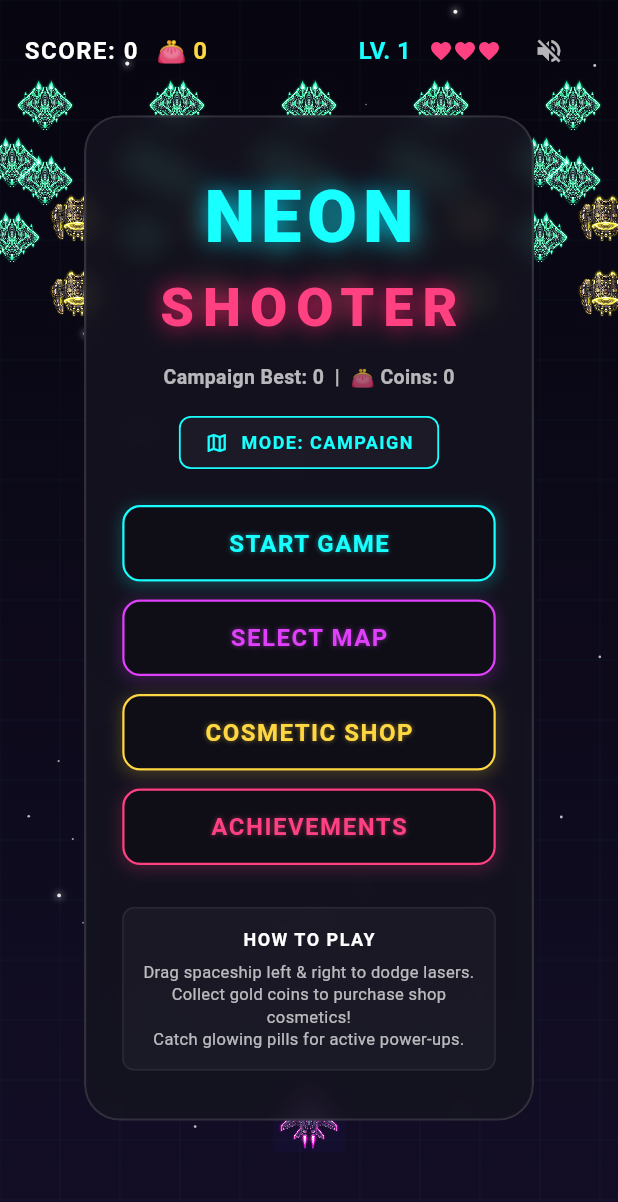
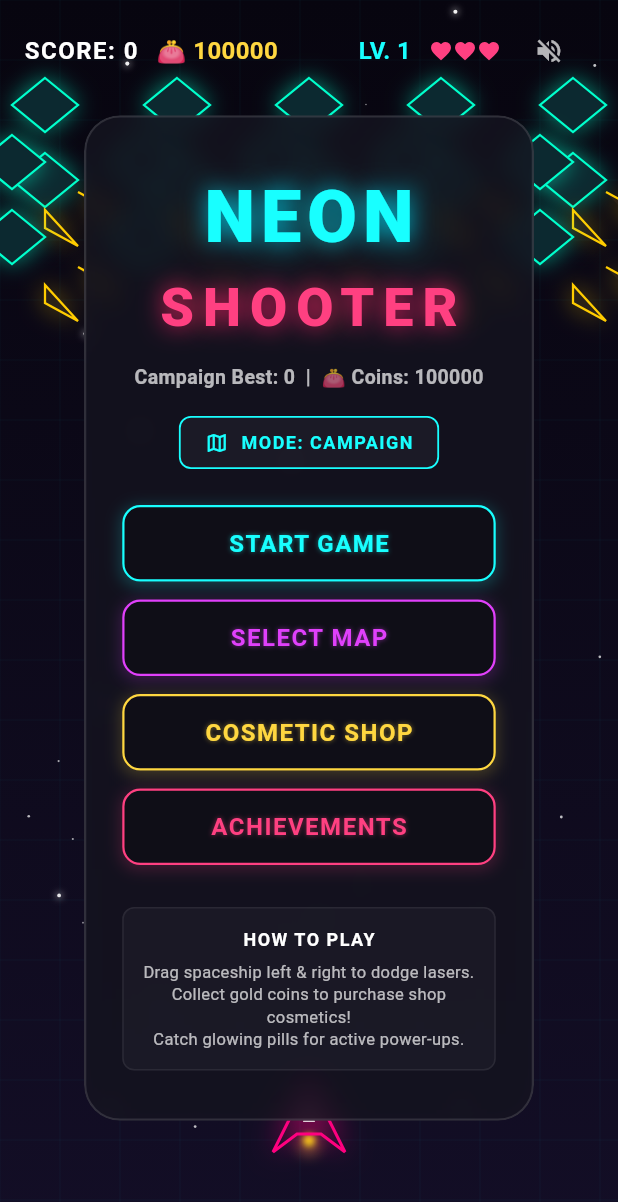
Before and after one commit to zendF1/neon-space-shooter, a Flutter app: the screen it shows after launch, after a tap on the "volume up" icon, on a phone screen of 412 x 824 dp. Shown: the top 1202 px of the screen. Run offline on Flutter 3.47's test engine with Material 3 defaults, Android fonts, the phone set to English and light mode, and no system bars; our stand-ins replace audioplayers, shared_preferences; Roboto replaces fonts that are missing (Outfit).

Commit message:
Fix coin and bullet graphics issues using programmatic background transparency keying and wider bullet painting dimensions, and set dev mode coins to 100,000

```diff
--- a/lib/game/game_manager.dart
+++ b/lib/game/game_manager.dart
@@ -1,6 +1,8 @@
 import 'dart:math' as math;
 import 'dart:ui' as ui;
+import 'dart:async' show Completer;
 import 'package:flutter/material.dart';
+import 'dart:typed_data' show Uint8List;
 import 'package:flutter/services.dart' show ByteData, rootBundle;
 import 'package:flutter/scheduler.dart';
 import 'package:shared_preferences/shared_preferences.dart';
@@ -73,7 +75,7 @@ class GameManager extends ChangeNotifier {
   int level = 1;
   int combo = 0;
   double comboTimer = 0.0;
-  int coins = 0; // Currency
+  int coins = 100000; // Currency (Dev Mode)
 
   // Screen Shake
   double shakeIntensity = 0.0;
@@ -178,13 +180,52 @@ class GameManager extends ChangeNotifier {
         'drone_armored': 'assets/images/drone_armored.png',
         'drone_explosive': 'assets/images/drone_explosive.png',
         'drone_boss': 'assets/images/drone_boss.png',
+        'coin': 'assets/images/coin.png',
+        'bullet_player': 'assets/images/bullet_player.png',
+        'bullet_enemy': 'assets/images/bullet_enemy.png',
+        'missile': 'assets/images/missile.png',
       };
       for (var entry in list.entries) {
-        spriteImages[entry.key] = await _loadSprite(entry.value);
+        final rawImg = await _loadSprite(entry.value);
+        spriteImages[entry.key] = await _makeBackgroundTransparent(rawImg);
       }
       spritesLoaded = true;
     } catch (e) {
       // Fail silently
+    }
+  }
+
+  Future<ui.Image> _makeBackgroundTransparent(ui.Image image) async {
+    try {
+      final ByteData? byteData = await image.toByteData(format: ui.ImageByteFormat.rawRgba);
+      if (byteData == null) return image;
+
+      final Uint8List pixels = byteData.buffer.asUint8List();
+      final int len = pixels.length;
+
+      for (int i = 0; i < len; i += 4) {
+        int r = pixels[i];
+        int g = pixels[i + 1];
+        int b = pixels[i + 2];
+        // Make very dark background pixels completely transparent
+        if (r < 32 && g < 32 && b < 32) {
+          pixels[i + 3] = 0; // Alpha = 0
+        }
+      }
+
+      final Completer<ui.Image> completer = Completer<ui.Image>();
+      ui.decodeImageFromPixels(
+        pixels,
+        image.width,
+        image.height,
+        ui.PixelFormat.rgba8888,
+        (ui.Image img) {
+          completer.complete(img);
+        },
+      );
+      return completer.future;
+    } catch (e) {
+      return image;
     }
   }
 
@@ -200,12 +241,18 @@ class GameManager extends ChangeNotifier {
     try {
       final prefs = await SharedPreferences.getInstance();
       highScore = prefs.getInt('highScore') ?? 0;
-      coins = prefs.getInt('coins') ?? 0;
+      coins = 100000; // Dev Mode Override (Originally loaded from SharedPreferences)
       maxUnlockedLevel = prefs.getInt('maxUnlockedLevel') ?? 1;
       equippedSpaceship = prefs.getString('equippedPaddle') ?? 'paddle_pink';
       equippedLaser = prefs.getString('equippedBall') ?? 'ball_white';
       unlockedItems = prefs.getStringList('unlockedItems') ?? ['paddle_pink', 'ball_white'];
       endlessHighScore = prefs.getInt('endlessHighScore') ?? 0;
+
+      // Upgrades
+      mainCannonLevel = prefs.getInt('mainCannonLevel') ?? 1;
+      homingMissileLevel = prefs.getInt('homingMissileLevel') ?? 0;
+      shieldMaxLevel = prefs.getInt('shieldMaxLevel') ?? 1;
+      magnetLevel = prefs.getInt('magnetLevel') ?? 0;
 
       // Load sprites
       await _preloadSprites();
--- a/lib/game/views/game_painter.dart
+++ b/lib/game/views/game_painter.dart
@@ -209,10 +209,16 @@ class GamePainter extends CustomPainter {
       if (manager.spritesLoaded && manager.spriteImages.containsKey('bullet_player')) {
         final ui.Image? img = manager.spriteImages['bullet_player'];
         if (img != null) {
+          double drawW = laser.width < 10.0 ? 12.0 : laser.width;
+          double drawH = laser.height;
           canvas.drawImageRect(
             img,
             Rect.fromLTWH(0, 0, img.width.toDouble(), img.height.toDouble()),
-            laser.rect,
+            Rect.fromCenter(
+              center: laser.position,
+              width: drawW,
+              height: drawH,
+            ),
             Paint()..blendMode = BlendMode.screen,
           );
         }
@@ -235,10 +241,16 @@ class GamePainter extends CustomPainter {
       if (manager.spritesLoaded && manager.spriteImages.containsKey('bullet_enemy')) {
         final ui.Image? img = manager.spriteImages['bullet_enemy'];
         if (img != null) {
+          double drawW = laser.width < 10.0 ? 12.0 : laser.width;
+          double drawH = laser.height;
           canvas.drawImageRect(
             img,
             Rect.fromLTWH(0, 0, img.width.toDouble(), img.height.toDouble()),
-            laser.rect,
+            Rect.fromCenter(
+              center: laser.position,
+              width: drawW,
+              height: drawH,
+            ),
             Paint()..blendMode = BlendMode.screen,
           );
         }
```
